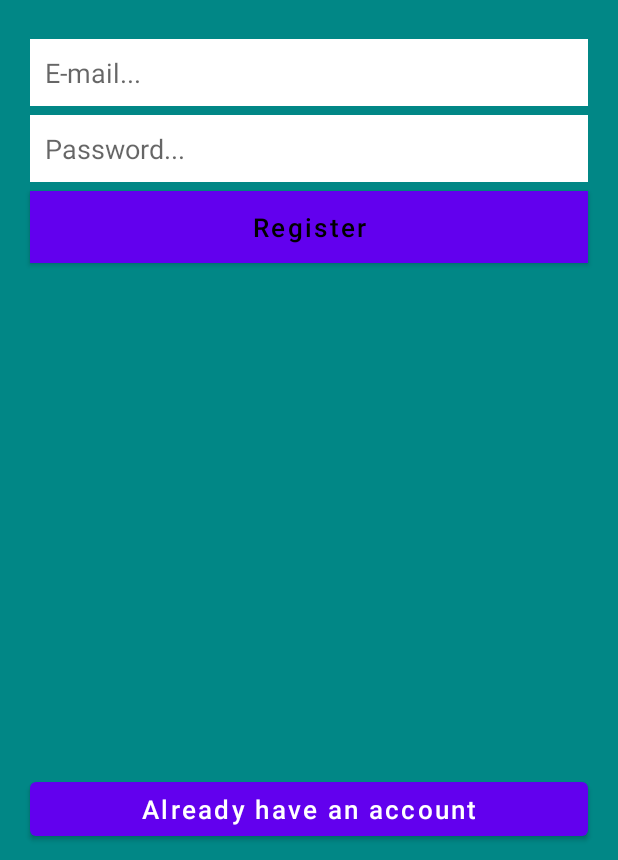
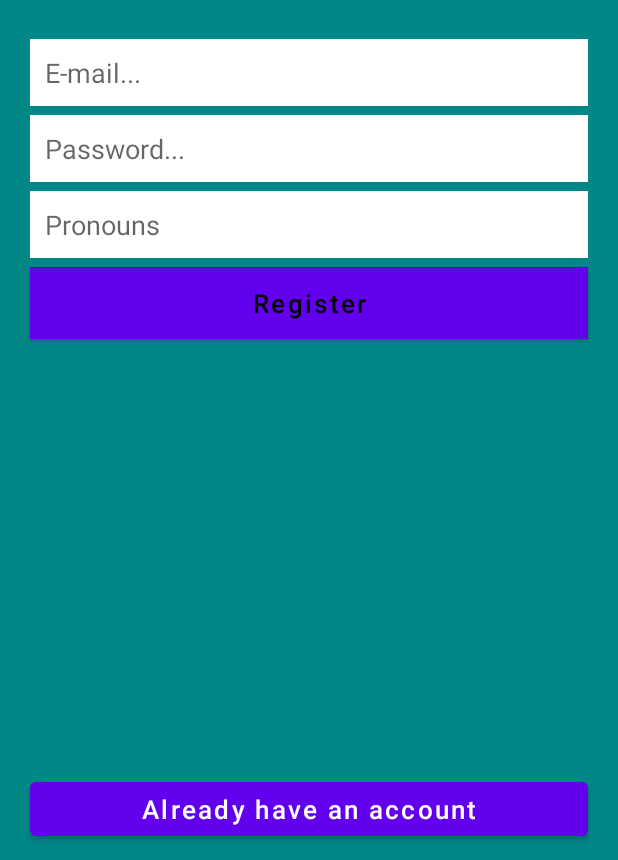
Before and after one commit to Maki1502/Hello-baby, an Android app: the SignUpActivity screen opened directly, with no data from a screen before it, after a tap on "Register", on a phone screen of 412 x 824 dp, the part 376-1236 px from its top. Run offline under Robolectric (Android 15) with nearby library versions, the phone set to English and light mode, and no system bars; our stand-ins replace Firebase (no records; nobody signed in at launch, a user with empty details on screens opened directly).

Commit message:
Added pronouns in sign up

```diff
--- a/app/src/main/java/edu/ib/hellobaby/SignUpActivity.kt
+++ b/app/src/main/java/edu/ib/hellobaby/SignUpActivity.kt
@@ -1,7 +1,9 @@
 package edu.ib.hellobaby
 
 import android.app.ProgressDialog
+import android.content.Context
 import android.content.Intent
+import android.content.SharedPreferences
 import androidx.appcompat.app.AppCompatActivity
 import android.os.Bundle
 import android.text.TextUtils
@@ -28,6 +30,15 @@ class SignUpActivity : AppCompatActivity() {
     private fun createAccount() {
         val email = email_signup.text.toString()
         val password = password_signup.text.toString()
+        val zaimki = zaimki_signup.text.toString()
+
+        val sharedPrefFile = "zaimki"
+        val sharedPreference =  getSharedPreferences(sharedPrefFile, Context.MODE_PRIVATE)
+        // Save data
+        val editor: SharedPreferences.Editor =  sharedPreference.edit()
+        editor.putString("pronouns", zaimki)
+        editor.apply()
+        editor.commit()
 
         when {
             TextUtils.isEmpty(email) -> Toast.makeText(this, "email is required", Toast.LENGTH_LONG).show()
--- a/app/src/main/res/layout/activity_sign_up.xml
+++ b/app/src/main/res/layout/activity_sign_up.xml
@@ -47,11 +47,25 @@
         android:textColor="@color/black"
         android:hint="Password..."/>
 
+    <EditText
+        android:id="@+id/zaimki_signup"
+        android:layout_width="match_parent"
+        android:layout_height="wrap_content"
+        android:background="@color/white"
+        android:padding="10dp"
+        android:layout_below="@+id/password_signup"
+        android:layout_marginLeft="20dp"
+        android:layout_marginRight="20dp"
+        android:layout_marginTop="6dp"
+        android:inputType="text"
+        android:textColor="@color/black"
+        android:hint="Pronouns"/>
+
     <Button
         android:id="@+id/signup_btn"
         android:layout_width="match_parent"
         android:layout_height="wrap_content"
-        android:layout_below="@+id/password_signup"
+        android:layout_below="@+id/zaimki_signup"
         android:layout_marginLeft="20dp"
         android:layout_marginRight="20dp"
         android:layout_marginTop="6dp"
```
